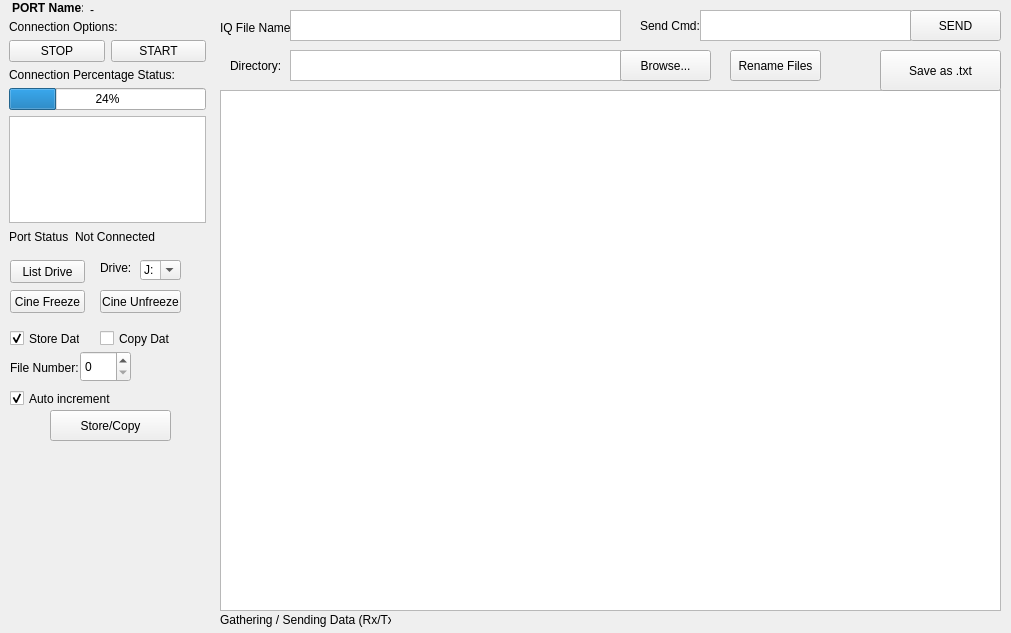
Qt form qt.ui (JulianRene/Serial-GUI-Com) before a commit.
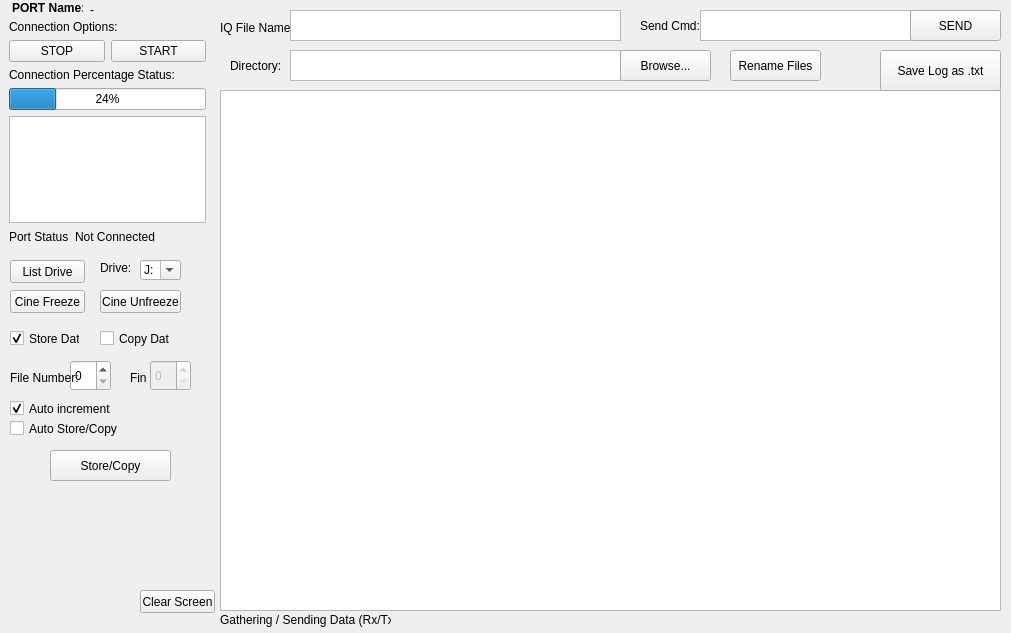
The same form after that commit.

Commit message: Changes made to: - Serial port when start - Beeb after save - File save for log - Port Fixed to COM2 un commend for direct in COM3 - Fun Auto Copy

The edit to the form file:
```diff
--- a/qt.ui
+++ b/qt.ui
@@ -147,7 +147,7 @@
      </rect>
     </property>
     <property name="text">
-     <string>Save as .txt</string>
+     <string>Save Log as .txt</string>
     </property>
    </widget>
    <widget class="QLabel" name="label_9">
@@ -357,7 +357,7 @@
     <property name="geometry">
      <rect>
       <x>50</x>
-      <y>410</y>
+      <y>450</y>
       <width>121</width>
       <height>31</height>
      </rect>
@@ -369,9 +369,9 @@
    <widget class="QSpinBox" name="sb_Num">
     <property name="geometry">
      <rect>
-      <x>80</x>
-      <y>351</y>
-      <width>51</width>
+      <x>70</x>
+      <y>360</y>
+      <width>41</width>
       <height>31</height>
      </rect>
     </property>
@@ -380,7 +380,7 @@
     <property name="geometry">
      <rect>
       <x>10</x>
-      <y>360</y>
+      <y>370</y>
       <width>71</width>
       <height>16</height>
      </rect>
@@ -393,7 +393,7 @@
     <property name="geometry">
      <rect>
       <x>10</x>
-      <y>390</y>
+      <y>400</y>
       <width>111</width>
       <height>17</height>
      </rect>
@@ -473,6 +473,67 @@
      <string>Gathering / Sending Data (Rx/Tx)</string>
     </property>
    </widget>
+   <widget class="QPushButton" name="pb_Clr">
+    <property name="geometry">
+     <rect>
+      <x>140</x>
+      <y>590</y>
+      <width>75</width>
+      <height>23</height>
+     </rect>
+    </property>
+    <property name="text">
+     <string>Clear Screen</string>
+    </property>
+   </widget>
+   <widget class="QCheckBox" name="ck_AuSC">
+    <property name="geometry">
+     <rect>
+      <x>10</x>
+      <y>420</y>
+      <width>111</width>
+      <height>17</height>
+     </rect>
+    </property>
+    <property name="toolTip">
+     <string extracomment="Append and Autoincrement number to file"/>
+    </property>
+    <property name="toolTipDuration">
+     <number>-1</number>
+    </property>
+    <property name="text">
+     <string>Auto Store/Copy</string>
+    </property>
+    <property name="checked">
+     <bool>false</bool>
+    </property>
+   </widget>
+   <widget class="QLabel" name="label_13">
+    <property name="geometry">
+     <rect>
+      <x>130</x>
+      <y>370</y>
+      <width>16</width>
+      <height>16</height>
+     </rect>
+    </property>
+    <property name="text">
+     <string>Fin:</string>
+    </property>
+   </widget>
+   <widget class="QSpinBox" name="sb_NumFin">
+    <property name="enabled">
+     <bool>false</bool>
+    </property>
+    <property name="geometry">
+     <rect>
+      <x>150</x>
+      <y>360</y>
+      <width>41</width>
+      <height>31</height>
+     </rect>
+    </property>
+   </widget>
   </widget>
   <action name="actionAna_Ekran">
    <property name="text">
```
Left out of the diff: 8 changed lines with no effect on the pictures. The commit also changes 1 other file.
